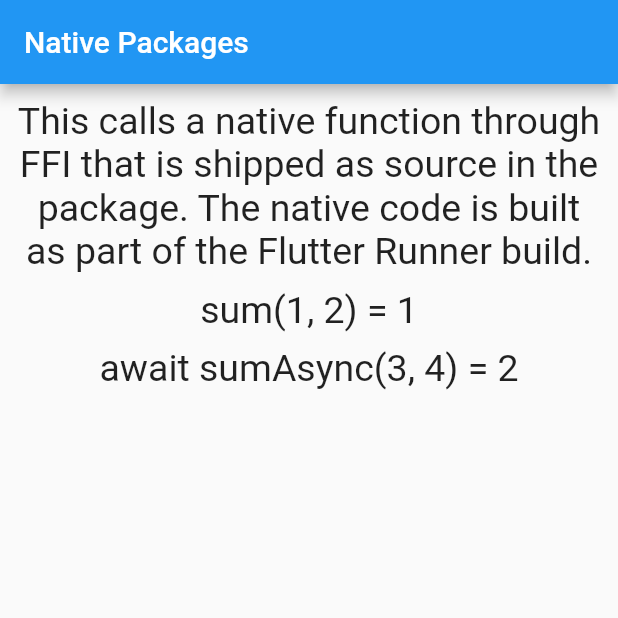
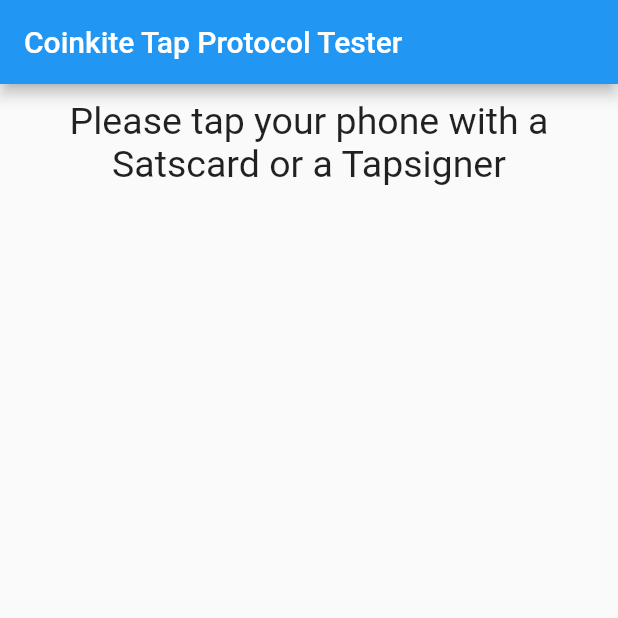
Before and after one commit to PeteClubSeven/cktap-protocol-flutter, a Flutter app: the screen it shows after launch, on a phone screen of 412 x 824 dp, the top half of it. Run offline on Flutter 3.47's test engine with Material 2 defaults, Android fonts, the phone set to English and light mode, and no system bars; missing offline and left inert: dart:ffi, nfc_manager.

Commit message:
Add a basic info page for the example app
Not currently working, need to research Flutter UI structure

```diff
--- a/example/lib/main.dart
+++ b/example/lib/main.dart
@@ -26,7 +26,22 @@ class _MyAppState extends State<MyApp> {
     sumAsyncResult = Future(() => 2);
     NfcManager.instance.startSession(
       onDiscovered: (NfcTag tag) async {
-        createCKTapCard(tag).then((result) => print(result) );
+        var card = await createCKTapCard(tag);
+        if (card.isTapsigner) {
+          var tapsigner = card.toTapsigner();
+
+        }
+        else
+        {
+          var satscard = card.toSatscard();
+          if (satscard != null) {
+            Navigator. of(context).push(
+              MaterialPageRoute(
+                builder: (context) => SatscardWidget(satscard),
+              ),
+            );
+          }
+        }
       },
     );
   }
@@ -36,9 +51,57 @@ class _MyAppState extends State<MyApp> {
     const textStyle = TextStyle(fontSize: 25);
     const spacerSmall = SizedBox(height: 10);
     return MaterialApp(
+      routes: {
+        '/': (context) => Scaffold(
+          appBar: AppBar(
+            title: const Text('Coinkite Tap Protocol Tester'),
+          ),
+          body: SingleChildScrollView(
+            child: Container(
+              padding: const EdgeInsets.all(10),
+              child: Column(
+                children: [
+                  const Text(
+                    'Please tap your phone with a Satscard or a Tapsigner',
+                    style: textStyle,
+                    textAlign: TextAlign.center,
+                  )
+                ],
+              ),
+            ),
+          ),
+        )
+      },
+    );
+  }
+}
+
+class SatscardWidget extends StatefulWidget {
+  final Satscard satscard;
+
+  const SatscardWidget(this.satscard, {super.key});
+
+  @override
+  State<SatscardWidget> createState() => SatscardState();
+}
+
+class SatscardState extends State<SatscardWidget> {
+  late Satscard satscard;
+
+  @override
+  void initState() {
+    super.initState();
+    satscard = widget.satscard;
+  }
+
+  @override
+  Widget build(BuildContext context) {
+    const textStyle = TextStyle(fontSize: 12);
+    const spacerSmall = SizedBox(height: 10);
+    return MaterialApp(
       home: Scaffold(
         appBar: AppBar(
-          title: const Text('Native Packages'),
+          title: const Text('Satscard Detected'),
         ),
         body: SingleChildScrollView(
           child: Container(
@@ -46,29 +109,96 @@ class _MyAppState extends State<MyApp> {
             child: Column(
               children: [
                 const Text(
-                  'This calls a native function through FFI that is shipped as source in the package. '
-                  'The native code is built as part of the Flutter Runner build.',
-                  style: textStyle,
-                  textAlign: TextAlign.center,
+                  'CKTapCard',
+                  style: TextStyle(fontSize: 20),
+                  textAlign: TextAlign.left,
                 ),
                 spacerSmall,
                 Text(
-                  'sum(1, 2) = $sumResult',
+                  'internalHandle: ${satscard.handle.toString()}',
                   style: textStyle,
-                  textAlign: TextAlign.center,
+                  textAlign: TextAlign.left,
+                ),
+                Text(
+                  'internalType: ${satscard.type.toString()}',
+                  style: textStyle,
+                  textAlign: TextAlign.left,
+                ),
+                Text(
+                  'ident ${satscard.ident}',
+                  style: textStyle,
+                  textAlign: TextAlign.left,
+                ),
+                Text(
+                  'appletVersion: ${satscard.appletVersion}',
+                  style: textStyle,
+                  textAlign: TextAlign.left,
+                ),
+                Text(
+                  'birthHeight: ${satscard.birthHeight.toString()}',
+                  style: textStyle,
+                  textAlign: TextAlign.left,
+                ),
+                Text(
+                  'isTestnet: ${satscard.isTestnet.toString()}',
+                  style: textStyle,
+                  textAlign: TextAlign.left,
+                ),
+                Text(
+                  'authDelay: ${satscard.authDelay.toString()}',
+                  style: textStyle,
+                  textAlign: TextAlign.left,
+                ),
+                Text(
+                  'isTampered: ${satscard.isTampered.toString()}',
+                  style: textStyle,
+                  textAlign: TextAlign.left,
+                ),
+                Text(
+                  'isCertsChecked: ${satscard.isCertsChecked.toString()}',
+                  style: textStyle,
+                  textAlign: TextAlign.left,
+                ),
+                Text(
+                  'needSetup: ${satscard.needSetup.toString()}',
+                  style: textStyle,
+                  textAlign: TextAlign.left,
+                ),
+                Text(
+                  'isTapsigner: ${satscard.isTapsigner.toString()}',
+                  style: textStyle,
+                  textAlign: TextAlign.left,
+                ),
+                const Text(
+                  'Satscard',
+                  style: TextStyle(fontSize: 20),
+                  textAlign: TextAlign.left,
                 ),
                 spacerSmall,
-                FutureBuilder<int>(
-                  future: sumAsyncResult,
-                  builder: (BuildContext context, AsyncSnapshot<int> value) {
-                    final displayValue =
-                        (value.hasData) ? value.data : 'loading';
-                    return Text(
-                      'await sumAsync(3, 4) = $displayValue',
-                      style: textStyle,
-                      textAlign: TextAlign.center,
-                    );
-                  },
+                Text(
+                  'activeSlot: ${satscard.activeSlot.toString()}',
+                  style: textStyle,
+                  textAlign: TextAlign.left,
+                ),
+                Text(
+                  'activeSlotIndex: ${satscard.activeSlotIndex.toString()}',
+                  style: textStyle,
+                  textAlign: TextAlign.left,
+                ),
+                Text(
+                  'numSlots: ${satscard.numSlots.toString()}',
+                  style: textStyle,
+                  textAlign: TextAlign.left,
+                ),
+                Text(
+                  'hasUnusedSlots: ${satscard.hasUnusedSlots.toString()}',
+                  style: textStyle,
+                  textAlign: TextAlign.left,
+                ),
+                Text(
+                  'isUsedUp: ${satscard.isUsedUp.toString()}',
+                  style: textStyle,
+                  textAlign: TextAlign.left,
                 ),
               ],
             ),
```
